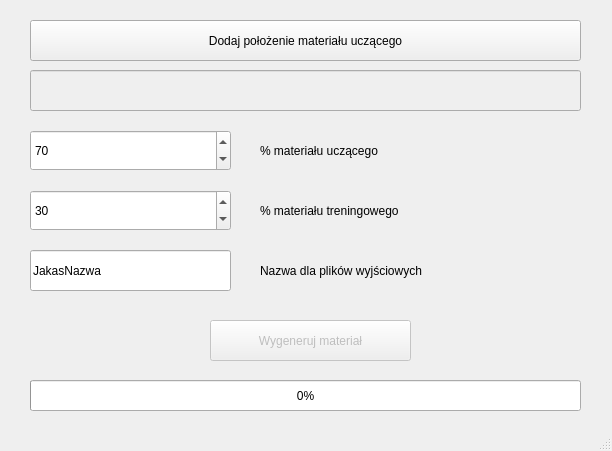
The window that mainwindow.ui (coyote443/ImageToLearningVector) describes before a commit, drawn with Qt 5.
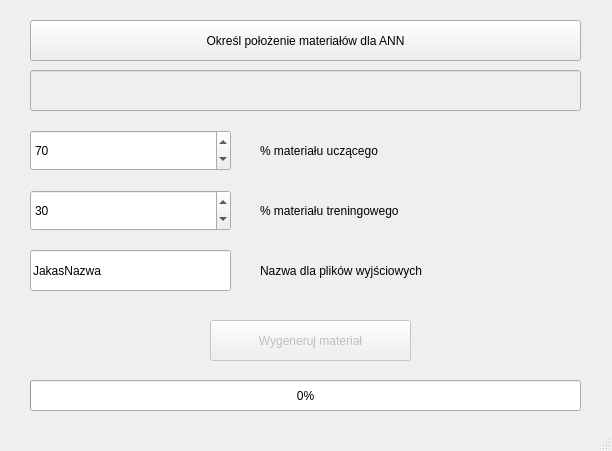
The same window after the commit.

Diff of the .ui file:
```diff
--- a/mainwindow.ui
+++ b/mainwindow.ui
@@ -56,7 +56,7 @@
      <string>&lt;html&gt;&lt;head/&gt;&lt;body&gt;&lt;p&gt;Wybierz folder w którym znajdują się poszczególne klasy obiektów posortowane folderami&lt;/p&gt;&lt;/body&gt;&lt;/html&gt;</string>
     </property>
     <property name="text">
-     <string>Dodaj położenie materiału uczącego</string>
+     <string>Określ położenie materiałów dla ANN</string>
     </property>
    </widget>
    <widget class="QLineEdit" name="lineEditLocalisation">
```
